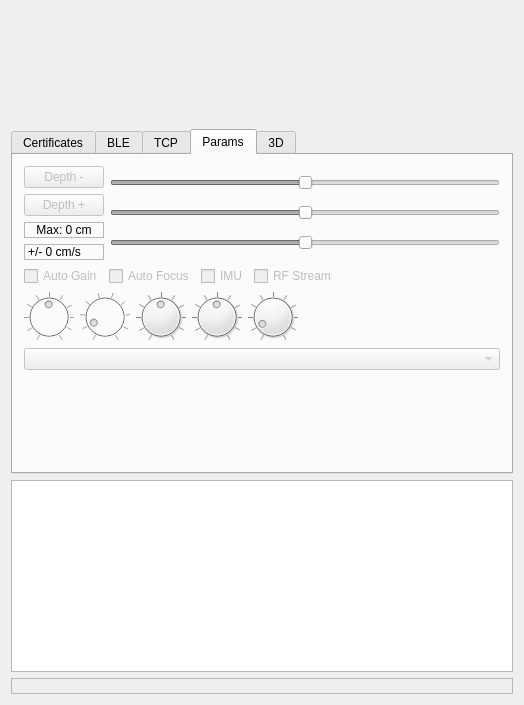
The window that examples/solum_qt/solumqt.ui (dev-threads/solum) describes before a commit, drawn with Qt 5.
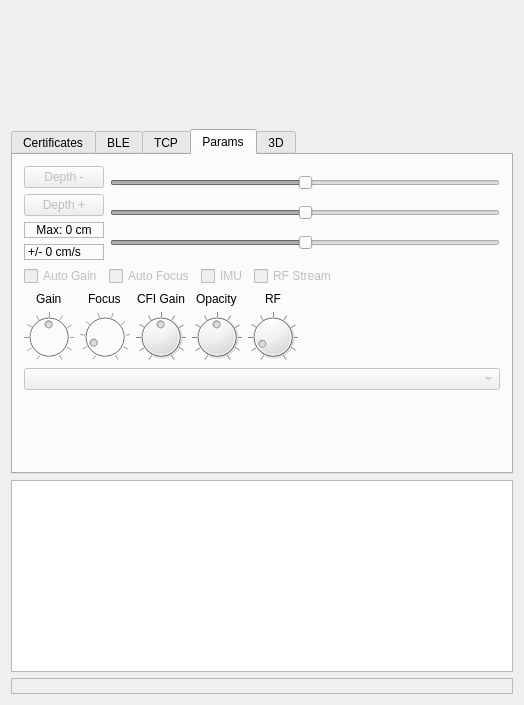
The same window after the commit. The open tabs and pages were chosen to show the change. Custom widgets are drawn as their Qt base class.

Commit message: Qt: Params add labels to dials

Diff of the .ui file:
```diff
--- a/examples/solum_qt/solumqt.ui
+++ b/examples/solum_qt/solumqt.ui
@@ -717,8 +717,43 @@
          </layout>
         </item>
         <item>
-         <layout class="QHBoxLayout" name="horizontalLayout_7">
-          <item>
+         <layout class="QGridLayout" name="_dial_layout">
+          <item row="0" column="1" alignment="Qt::AlignHCenter">
+           <widget class="QLabel" name="gain_label">
+            <property name="text">
+             <string>Gain</string>
+            </property>
+           </widget>
+          </item>
+          <item row="0" column="2" alignment="Qt::AlignHCenter">
+           <widget class="QLabel" name="focus_label">
+            <property name="text">
+             <string>Focus</string>
+            </property>
+           </widget>
+          </item>
+          <item row="0" column="3" alignment="Qt::AlignHCenter">
+           <widget class="QLabel" name="cfigain_label">
+            <property name="text">
+             <string>CFI Gain</string>
+            </property>
+           </widget>
+          </item>
+          <item row="0" column="4" alignment="Qt::AlignHCenter">
+           <widget class="QLabel" name="opacity_label">
+            <property name="text">
+             <string>Opacity</string>
+            </property>
+           </widget>
+          </item>
+          <item row="0" column="5" alignment="Qt::AlignHCenter">
+           <widget class="QLabel" name="rf_label">
+            <property name="text">
+             <string>RF</string>
+            </property>
+           </widget>
+          </item>
+          <item row="2" column="1" alignment="Qt::AlignHCenter">
            <widget class="QDial" name="gain">
             <property name="enabled">
              <bool>false</bool>
@@ -749,7 +784,7 @@
             </property>
            </widget>
           </item>
-          <item>
+          <item row="2" column="2" alignment="Qt::AlignHCenter">
            <widget class="QDial" name="focus">
             <property name="enabled">
              <bool>false</bool>
@@ -783,7 +818,7 @@
             </property>
            </widget>
           </item>
-          <item>
+          <item row="2" column="3" alignment="Qt::AlignHCenter">
            <widget class="QDial" name="cfigain">
             <property name="maximumSize">
              <size>
@@ -811,7 +846,7 @@
             </property>
            </widget>
           </item>
-          <item>
+          <item row="2" column="4" alignment="Qt::AlignHCenter">
            <widget class="QDial" name="opacity">
             <property name="minimumSize">
              <size>
@@ -845,7 +880,7 @@
             </property>
            </widget>
           </item>
-          <item>
+          <item row="2" column="5" alignment="Qt::AlignHCenter">
            <widget class="QDial" name="rfzoom">
             <property name="maximumSize">
              <size>
@@ -876,7 +911,7 @@
             </property>
            </widget>
           </item>
-          <item>
+          <item row="2" column="7">
            <spacer name="horizontalSpacer_2">
             <property name="orientation">
              <enum>Qt::Horizontal</enum>
```
The commit also changes 1 other file.
